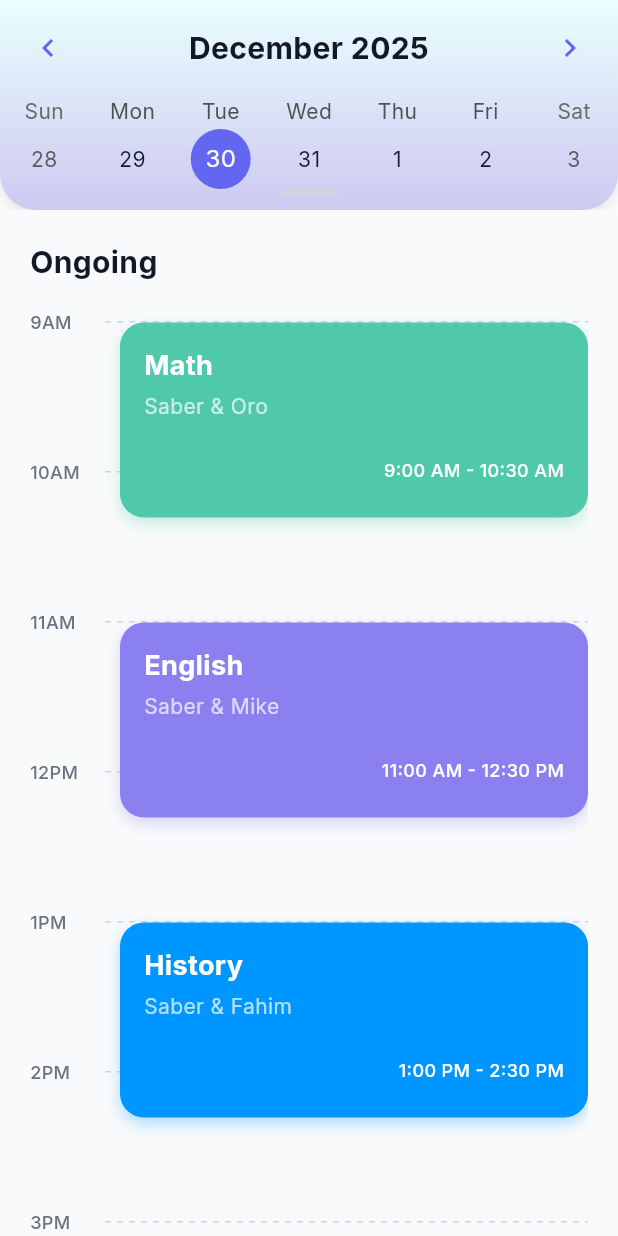
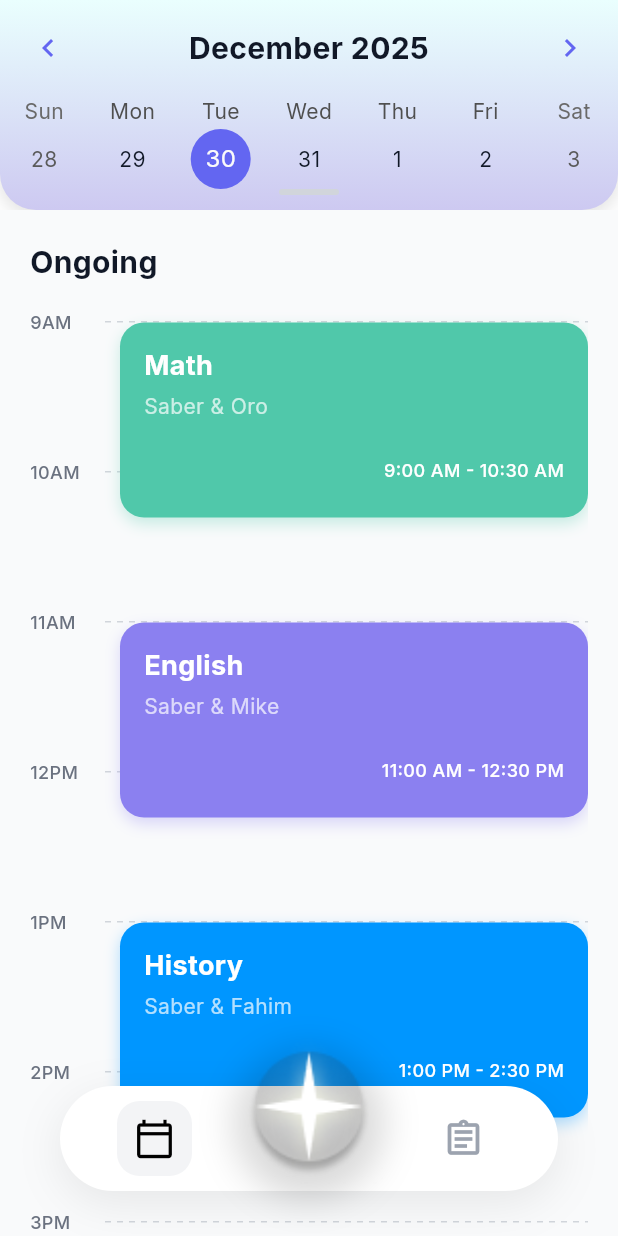
Before and after one commit to waydxd/Orbit-flutter, a Flutter app: the CalendarPage screen opened directly, on a phone screen of 412 x 824 dp. Run offline on Flutter 3.47's test engine with Material 3 defaults, Android fonts, the light colour scheme and no system bars; drawn by our look-alikes of table_calendar; our stand-ins replace dio, equatable, flutter_secure_storage, google_fonts, hive_flutter, shared_preferences; accounts and stored records are empty.

Commit message:
Add floating nav bar and task list page UI
Introduces a reusable FloatingNavBar widget and integrates it into the calendar and new task list pages. Adds a sample task list UI with summary and task items. Updates pubspec.yaml to include image assets and adds the addTaskButton image.

```diff
--- a/lib/ui/calendar/view/calendar_page.dart
+++ b/lib/ui/calendar/view/calendar_page.dart
@@ -2,6 +2,8 @@ import 'package:flutter/material.dart';
 import 'package:intl/intl.dart';
 import 'package:table_calendar/table_calendar.dart';
 import '../../core/themes/app_colors.dart';
+import '../widgets/floating_nav_bar.dart';
+import '../../tasks/view/task_list_page.dart';
 
 class CalendarPage extends StatefulWidget {
   const CalendarPage({super.key});
@@ -123,7 +125,9 @@ class _CalendarPageState extends State<CalendarPage>
 
     return Scaffold(
       backgroundColor: AppColors.backgroundLight,
-      body: Column(
+      body: Stack(
+        children: [
+          Column(
             children: [
               // Animated Calendar Container
               AnimatedContainer(
@@ -184,6 +188,28 @@ class _CalendarPageState extends State<CalendarPage>
 
               // Task List (Occupies remaining space)
               Expanded(child: _buildTaskList()),
+            ],
+          ),
+
+          // Floating Navigation Bar
+          FloatingNavBar(
+            currentIndex: 0,
+            onCalendarTap: () {
+              // Already on calendar page
+              debugPrint('Calendar tapped');
+            },
+            onCreateTaskTap: () {
+              // TODO: Navigate to create task page
+              debugPrint('Create task tapped');
+            },
+            onTodoListTap: () {
+              Navigator.push(
+                context,
+                MaterialPageRoute(builder: (context) => const TaskListPage()),
+              );
+              debugPrint('Todo list tapped');
+            },
+          ),
         ],
       ),
     );
--- /dev/null
+++ b/lib/ui/calendar/widgets/floating_nav_bar.dart
@@ -0,0 +1,135 @@
+import 'package:flutter/material.dart';
+import '../../core/themes/app_colors.dart';
+
+class FloatingNavBar extends StatelessWidget {
+  final VoidCallback onCalendarTap;
+  final VoidCallback onCreateTaskTap;
+  final VoidCallback onTodoListTap;
+  final int currentIndex;
+
+  const FloatingNavBar({
+    super.key,
+    required this.onCalendarTap,
+    required this.onCreateTaskTap,
+    required this.onTodoListTap,
+    this.currentIndex = 0,
+  });
+
+  @override
+  Widget build(BuildContext context) {
+    return Positioned(
+      left: 40,
+      right: 40,
+      bottom: 30,
+      child: Stack(
+        clipBehavior: Clip.none,
+        alignment: Alignment.center,
+        children: [
+          // Main Nav Bar Background
+          Container(
+            height: 70,
+            decoration: BoxDecoration(
+              color: Colors.white,
+              borderRadius: BorderRadius.circular(40),
+              boxShadow: [
+                BoxShadow(
+                  color: Colors.black.withOpacity(0.08),
+                  blurRadius: 25,
+                  offset: const Offset(0, 8),
+                ),
+              ],
+            ),
+            child: Row(
+              children: [
+                // Calendar Button (Left)
+                Expanded(
+                  child: Center(
+                    child: _NavButton(
+                      icon: Icons.calendar_today_outlined,
+                      isActive: currentIndex == 0,
+                      onTap: onCalendarTap,
+                    ),
+                  ),
+                ),
+
+                // Spacer for the center button
+                const SizedBox(width: 80),
+
+                // Todo List Button (Right)
+                Expanded(
+                  child: Center(
+                    child: _NavButton(
+                      icon: Icons.assignment_outlined,
+                      isActive: currentIndex == 1,
+                      onTap: onTodoListTap,
+                    ),
+                  ),
+                ),
+              ],
+            ),
+          ),
+
+          // Create Task Button (Center) - Floating above
+          Positioned(
+            top: -35,
+            child: GestureDetector(
+              onTap: onCreateTaskTap,
+              child: Container(
+                width: 100,
+                height: 100,
+                decoration: BoxDecoration(
+                  shape: BoxShape.circle,
+                  boxShadow: [
+                    BoxShadow(
+                      color: Colors.black.withOpacity(0.15),
+                      blurRadius: 20,
+                      offset: const Offset(0, 10),
+                    ),
+                  ],
+                ),
+                child: Image.asset(
+                  'lib/assets/images/addTaskButton.png',
+                  width: 100,
+                  height: 100,
+                  fit: BoxFit.contain,
+                ),
+              ),
+            ),
+          ),
+        ],
+      ),
+    );
+  }
+}
+
+class _NavButton extends StatelessWidget {
+  final IconData icon;
+  final bool isActive;
+  final VoidCallback onTap;
+
+  const _NavButton({
+    required this.icon,
+    required this.isActive,
+    required this.onTap,
+  });
+
+  @override
+  Widget build(BuildContext context) {
+    return GestureDetector(
+      onTap: onTap,
+      child: Container(
+        width: 50,
+        height: 50,
+        decoration: BoxDecoration(
+          color: isActive ? AppColors.grey100 : Colors.transparent,
+          borderRadius: BorderRadius.circular(15),
+        ),
+        child: Icon(
+          icon,
+          color: isActive ? AppColors.black : AppColors.grey400,
+          size: 28,
+        ),
+      ),
+    );
+  }
+}
--- a/pubspec.yaml
+++ b/pubspec.yaml
@@ -113,9 +113,8 @@ flutter:
   uses-material-design: true
 
   # To add assets to your application, add an assets section, like this:
-  # assets:
-  #   - images/a_dot_burr.jpeg
-  #   - images/a_dot_ham.jpeg
+  assets:
+    - lib/assets/images/
 
   # An image asset can refer to one or more resolution-specific "variants", see
   # https://flutter.dev/to/resolution-aware-images
```
Also changed, not shown: lib/ui/tasks/view/task_list_page.dart (added, +274 -0 lines), lib/assets/images/addTaskButton.png (added). Lines whose indentation alone changed are shown as unchanged.
